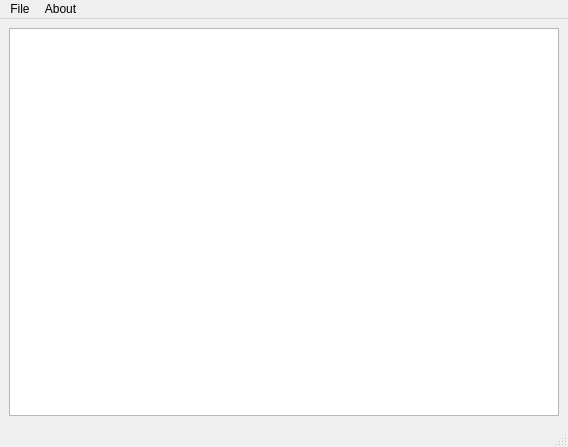
zdenop/Qt-Leptonica, file src/mainwindow.ui: the form before one commit.
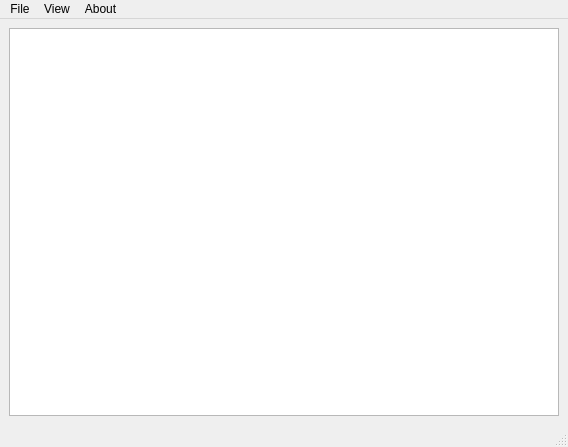
The form after the commit.

Diff of the .ui file:
```diff
--- a/src/mainwindow.ui
+++ b/src/mainwindow.ui
@@ -30,7 +30,7 @@
      <x>0</x>
      <y>0</y>
      <width>568</width>
-     <height>20</height>
+     <height>19</height>
     </rect>
    </property>
    <widget class="QMenu" name="menuAbout">
@@ -50,7 +50,20 @@
     <addaction name="separator"/>
     <addaction name="actionQuit"/>
    </widget>
+   <widget class="QMenu" name="menuView">
+    <property name="title">
+     <string>View</string>
+    </property>
+    <addaction name="actionFit_to_window"/>
+    <addaction name="actionFit_to_height"/>
+    <addaction name="actionFit_to_width"/>
+    <addaction name="separator"/>
+    <addaction name="actionZoom_to_original"/>
+    <addaction name="actionZoom_in"/>
+    <addaction name="actionZoom_out"/>
+   </widget>
    <addaction name="menuFile"/>
+   <addaction name="menuView"/>
    <addaction name="menuAbout"/>
   </widget>
   <widget class="QStatusBar" name="statusbar"/>
```
Left out of the diff: 48 changed lines with no effect on the pictures.
